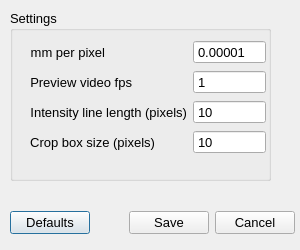
First picture: the form in src/settings.ui, repository AustralianSynchrotron/eVBL, before the edit.
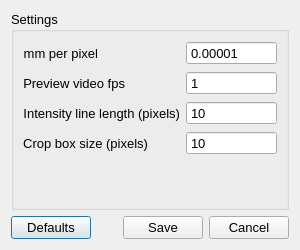
Second picture: the form after the edit.

Patch:
```diff
--- a/src/settings.ui
+++ b/src/settings.ui
@@ -16,6 +16,18 @@
     <verstretch>0</verstretch>
    </sizepolicy>
   </property>
+  <property name="minimumSize">
+   <size>
+    <width>300</width>
+    <height>250</height>
+   </size>
+  </property>
+  <property name="maximumSize">
+   <size>
+    <width>300</width>
+    <height>250</height>
+   </size>
+  </property>
   <property name="font">
    <font>
     <pointsize>10</pointsize>
@@ -24,27 +36,14 @@
   <property name="windowTitle">
    <string>Settings</string>
   </property>
+  <layout class="QVBoxLayout" name="verticalLayout">
+   <item>
   <widget class="QGroupBox" name="group_settings">
-   <property name="geometry">
-    <rect>
-     <x>10</x>
-     <y>10</y>
-     <width>261</width>
-     <height>171</height>
-    </rect>
-   </property>
    <property name="title">
     <string>Settings</string>
    </property>
-   <widget class="QWidget" name="">
-    <property name="geometry">
-     <rect>
-      <x>20</x>
-      <y>30</y>
-      <width>236</width>
-      <height>116</height>
-     </rect>
-    </property>
+     <layout class="QHBoxLayout" name="horizontalLayout_2">
+      <item>
     <layout class="QFormLayout" name="formLayout">
      <item row="0" column="1">
       <widget class="QDoubleSpinBox" name="spin_mm_per_pixel">
@@ -145,19 +144,11 @@
       </widget>
      </item>
     </layout>
-   </widget>
-   <zorder>label_mmpixel</zorder>
-   <zorder></zorder>
-  </widget>
-  <widget class="QWidget" name="">
-   <property name="geometry">
-    <rect>
-     <x>10</x>
-     <y>210</y>
-     <width>285</width>
-     <height>26</height>
-    </rect>
-   </property>
+      </item>
+     </layout>
+    </widget>
+   </item>
+   <item>
    <layout class="QHBoxLayout" name="horizontalLayout">
     <item>
      <widget class="QPushButton" name="button_default">
@@ -194,7 +185,8 @@
      </widget>
     </item>
    </layout>
-  </widget>
+   </item>
+  </layout>
  </widget>
  <resources/>
  <connections/>
```
Left out of the diff: 2 changed lines with no effect on the pictures. Lines whose indentation alone changed are shown as unchanged.
